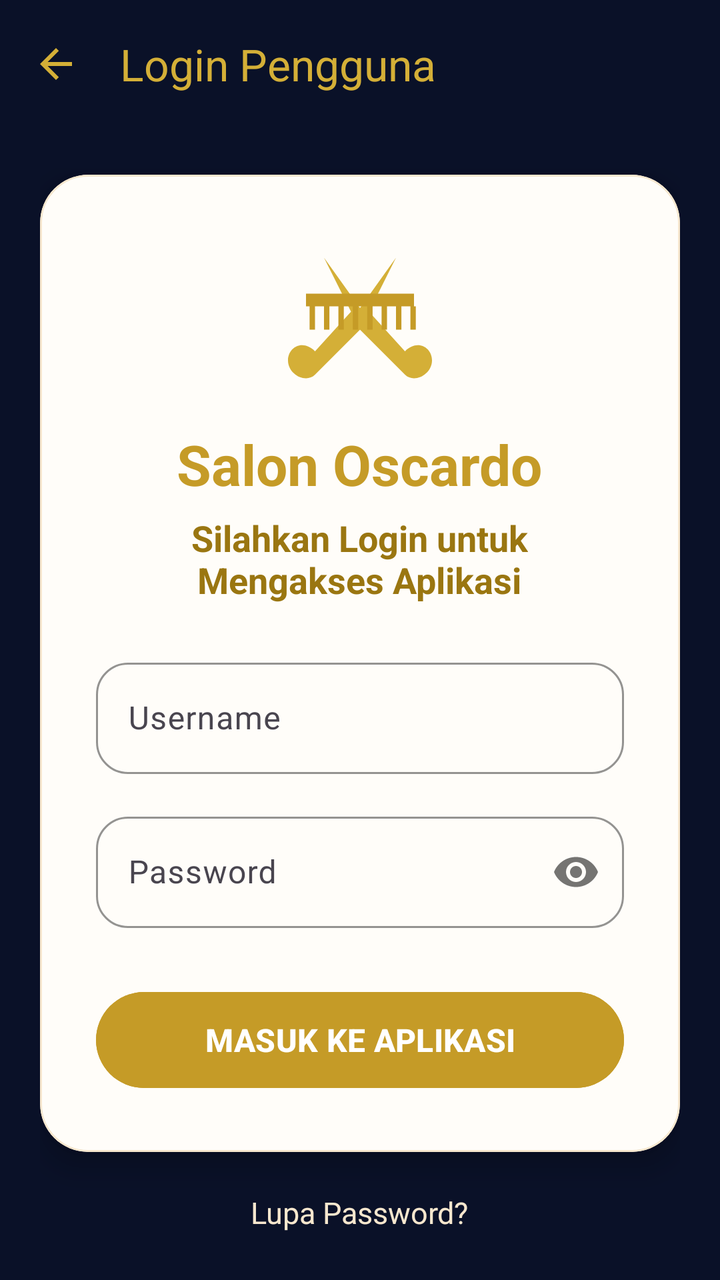
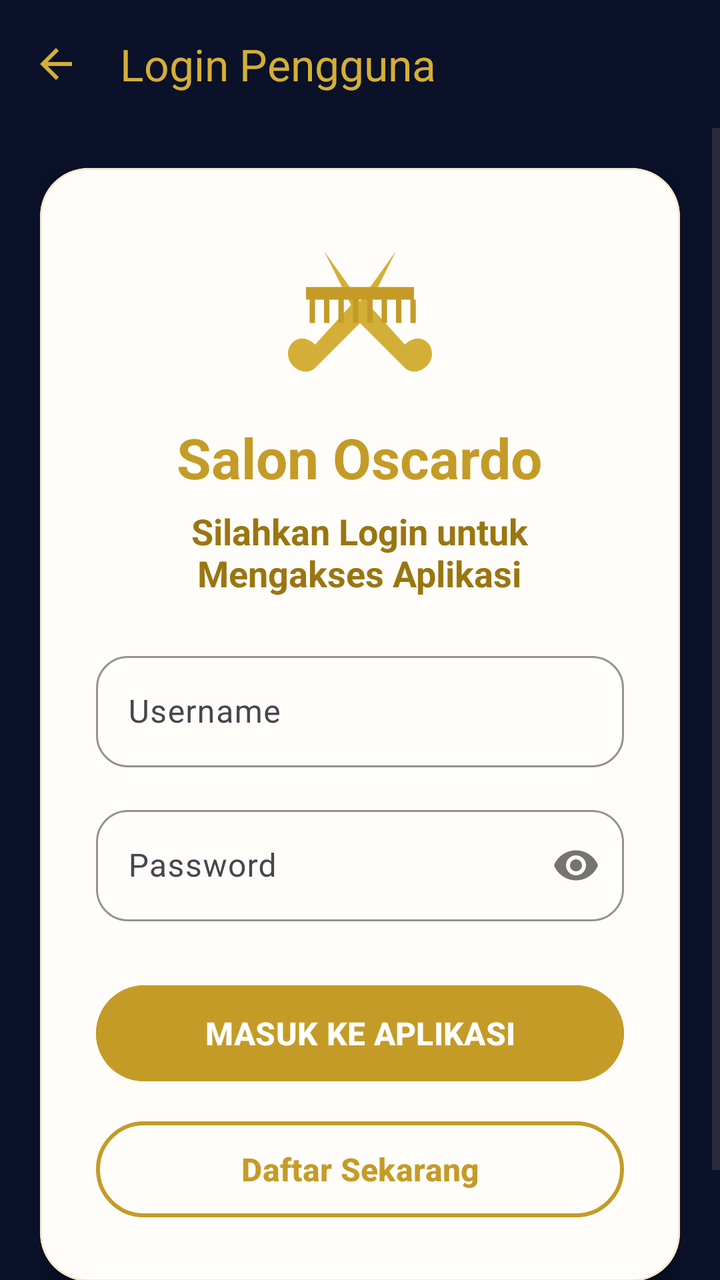

Before-and-after screenshots of an Android layout around one commit, followed by the original layout XML and the change that was made.
<!-- AndroidManifest.xml: application theme Theme.HIKChitato -->
<!-- res/layout/activity_auth.xml -->
<?xml version="1.0" encoding="utf-8"?>
<LinearLayout xmlns:android="http://schemas.android.com/apk/res/android"
    xmlns:app="http://schemas.android.com/apk/res-auto"
    xmlns:tools="http://schemas.android.com/tools"
    android:layout_width="match_parent"
    android:layout_height="match_parent"
    android:background="@color/oscardo_navy_dark"
    android:orientation="vertical"
    tools:context=".AuthActivity">

    
    <com.google.android.material.appbar.MaterialToolbar
        android:id="@+id/toolbar_auth"
        android:layout_width="match_parent"
        android:layout_height="wrap_content"
        android:background="@color/oscardo_navy_dark"
        app:navigationIcon="@drawable/ic_back"
        app:title="@string/title_login"
        app:titleTextColor="@color/oscardo_gold_bright" />

    <ScrollView
        android:layout_width="match_parent"
        android:layout_height="match_parent"
        android:fillViewport="true">

        <LinearLayout
            android:layout_width="match_parent"
            android:layout_height="wrap_content"
            android:gravity="center"
            android:orientation="vertical"
            android:padding="20dp">

            
            <com.google.android.material.card.MaterialCardView
                android:layout_width="match_parent"
                android:layout_height="wrap_content"
                app:cardBackgroundColor="@color/oscardo_card_cream"
                app:cardCornerRadius="24dp"
                app:cardElevation="8dp"
                app:strokeColor="@color/oscardo_gold_light"
                app:strokeWidth="1dp">

                <LinearLayout
                    android:layout_width="match_parent"
                    android:layout_height="wrap_content"
                    android:gravity="center_horizontal"
                    android:orientation="vertical"
                    android:padding="28dp">

                    <ImageView
                        android:id="@+id/img_auth_logo"
                        android:layout_width="90dp"
                        android:layout_height="90dp"
                        android:contentDescription="@string/app_name"
                        android:src="@drawable/ic_salon_scissors_comb" />

                    <TextView
                        android:layout_width="wrap_content"
                        android:layout_height="wrap_content"
                        android:layout_marginTop="8dp"
                        android:text="@string/app_name"
                        android:textColor="@color/oscardo_gold_primary"
                        android:textSize="28sp"
                        android:textStyle="bold" />

                    <TextView
                        android:layout_width="wrap_content"
                        android:layout_height="wrap_content"
                        android:layout_marginTop="6dp"
                        android:gravity="center"
                        android:text="@string/login_sub_title"
                        android:textColor="@color/oscardo_gold_dark"
                        android:textSize="18sp"
                        android:textStyle="bold" />

                    <com.google.android.material.textfield.TextInputLayout
                        android:id="@+id/til_username"
                        style="@style/Widget.Material3.TextInputLayout.OutlinedBox"
                        android:layout_width="match_parent"
                        android:layout_height="wrap_content"
                        android:layout_marginTop="24dp"
                        android:hint="@string/hint_username"
                        app:boxCornerRadiusBottomEnd="16dp"
                        app:boxCornerRadiusBottomStart="16dp"
                        app:boxCornerRadiusTopEnd="16dp"
                        app:boxCornerRadiusTopStart="16dp"
                        app:boxStrokeColor="@color/oscardo_gold_primary"
                        app:hintTextColor="@color/oscardo_gold_dark">

                        <com.google.android.material.textfield.TextInputEditText
                            android:id="@+id/edt_username"
                            android:layout_width="match_parent"
                            android:layout_height="wrap_content"
                            android:inputType="textPersonName"
                            android:textColor="@color/oscardo_text_dark" />
                    </com.google.android.material.textfield.TextInputLayout>

                    <com.google.android.material.textfield.TextInputLayout
                        android:id="@+id/til_password"
                        style="@style/Widget.Material3.TextInputLayout.OutlinedBox"
                        android:layout_width="match_parent"
                        android:layout_height="wrap_content"
                        android:layout_marginTop="16dp"
                        android:hint="@string/hint_password"
                        app:boxCornerRadiusBottomEnd="16dp"
                        app:boxCornerRadiusBottomStart="16dp"
                        app:boxCornerRadiusTopEnd="16dp"
                        app:boxCornerRadiusTopStart="16dp"
                        app:boxStrokeColor="@color/oscardo_gold_primary"
                        app:hintTextColor="@color/oscardo_gold_dark"
                        app:passwordToggleEnabled="true">

                        <com.google.android.material.textfield.TextInputEditText
                            android:id="@+id/edt_password"
                            android:layout_width="match_parent"
                            android:layout_height="wrap_content"
                            android:inputType="textPassword"
                            android:textColor="@color/oscardo_text_dark" />
                    </com.google.android.material.textfield.TextInputLayout>

                    <com.google.android.material.button.MaterialButton
                        android:id="@+id/btnlogin"
                        android:layout_width="match_parent"
                        android:layout_height="56dp"
                        android:layout_marginTop="28dp"
                        android:backgroundTint="@color/oscardo_gold_primary"
                        android:text="@string/btn_login_text"
                        android:textColor="@color/white"
                        android:textSize="16sp"
                        android:textStyle="bold"
                        app:cornerRadius="28dp" />

                </LinearLayout>
            </com.google.android.material.card.MaterialCardView>

            <TextView
                android:layout_width="wrap_content"
                android:layout_height="wrap_content"
                android:layout_marginTop="20dp"
                android:text="@string/forgot_password"
                android:textColor="@color/oscardo_gold_light"
                android:textSize="15sp" />

        </LinearLayout>
    </ScrollView>
</LinearLayout>
<!-- resources referenced by this layout -->
<resources>
  <color name="oscardo_card_cream">#FFFDF9</color>
  <color name="oscardo_gold_bright">#D4AF37</color>
  <color name="oscardo_gold_dark">#9A7611</color>
  <color name="oscardo_gold_light">#F7E7CE</color>
  <color name="oscardo_gold_primary">#C59B27</color>
  <color name="oscardo_navy_dark">#0A1128</color>
  <color name="oscardo_text_dark">#1A1A1A</color>
  <color name="white">#FFFFFFFF</color>
  <!-- drawable ic_back (drawable) -->
  <vector xmlns:android="http://schemas.android.com/apk/res/android"
      android:width="24dp"
      android:height="24dp"
      android:viewportWidth="24"
      android:viewportHeight="24">
      <path
          android:fillColor="#D4AF37"
          android:pathData="M20,11H7.83L13.42,5.41L12,4L4,12L12,20L13.41,18.59L7.83,13H20V11Z" />
  </vector>
  <!-- drawable ic_salon_scissors_comb (drawable) -->
  <vector xmlns:android="http://schemas.android.com/apk/res/android"
      android:width="120dp"
      android:height="120dp"
      android:viewportWidth="100"
      android:viewportHeight="100">
      
      <path
          android:fillColor="#D4AF37"
          android:pathData="M 30,15 L 55,50 L 25,80 C 20,85 10,80 10,72 C 10,65 18,60 25,67 L 45,45 L 30,15 Z" />
      
      <path
          android:fillColor="#D4AF37"
          android:pathData="M 70,15 L 45,50 L 75,80 C 80,85 90,80 90,72 C 90,65 82,60 75,67 L 55,45 L 70,15 Z" />
      
      <path
          android:fillColor="#C59B27"
          android:pathData="M 20,35 H 80 V 42 H 20 Z M 22,42 H 25 V 55 H 22 Z M 30,42 H 33 V 55 H 30 Z M 38,42 H 41 V 55 H 38 Z M 46,42 H 49 V 55 H 46 Z M 54,42 H 57 V 55 H 54 Z M 62,42 H 65 V 55 H 62 Z M 70,42 H 73 V 55 H 70 Z M 78,42 H 81 V 55 H 78 Z" />
  </vector>
  <string name="app_name">Salon Oscardo</string>
  <string name="btn_login_text">MASUK KE APLIKASI</string>
  <string name="forgot_password">Lupa Password?</string>
  <string name="hint_password">Password</string>
  <string name="hint_username">Username</string>
  <string name="login_sub_title">Silahkan Login untuk\nMengakses Aplikasi</string>
  <string name="title_login">Login Pengguna</string>
  <style name="Theme.HIKChitato" parent="Base.Theme.HIKChitato" />
  <style name="Base.Theme.HIKChitato" parent="Theme.Material3.DayNight.NoActionBar">
          
          <item name="colorPrimary">@color/oscardo_navy_dark</item>
          <item name="colorOnPrimary">@color/oscardo_gold_bright</item>
          <item name="colorPrimaryContainer">@color/oscardo_navy_medium</item>
          <item name="colorOnPrimaryContainer">@color/oscardo_gold_light</item>
  
          
          <item name="colorSecondary">@color/oscardo_gold_bright</item>
          <item name="colorOnSecondary">@color/oscardo_navy_dark</item>
  
          
          <item name="android:windowBackground">@color/oscardo_cream_bg</item>
  
          
          <item name="toolbarStyle">@style/Widget.Oscardo.Toolbar</item>
      </style>
  <color name="oscardo_navy_medium">#0F1C2E</color>
  <color name="oscardo_cream_bg">#F7F4EB</color>
  <style name="Widget.Oscardo.Toolbar" parent="Widget.Material3.Toolbar">
          <item name="titleTextColor">@color/oscardo_gold_bright</item>
          <item name="subtitleTextColor">@color/oscardo_gold_light</item>
          <item name="background">@color/oscardo_navy_dark</item>
      </style>
</resources>

<!-- the commit's change to res/layout/activity_auth.xml (unified diff, before → after) -->
@@ -8,7 +8,6 @@
     android:orientation="vertical"
     tools:context=".AuthActivity">
 
-    
     <com.google.android.material.appbar.MaterialToolbar
         android:id="@+id/toolbar_auth"
         android:layout_width="match_parent"
@@ -30,7 +29,6 @@
             android:orientation="vertical"
             android:padding="20dp">
 
-            
             <com.google.android.material.card.MaterialCardView
                 android:layout_width="match_parent"
                 android:layout_height="wrap_content"
@@ -130,6 +128,20 @@
                         android:textStyle="bold"
                         app:cornerRadius="28dp" />
 
+                    <com.google.android.material.button.MaterialButton
+                        android:id="@+id/btn_register"
+                        style="@style/Widget.Material3.Button.OutlinedButton"
+                        android:layout_width="match_parent"
+                        android:layout_height="56dp"
+                        android:layout_marginTop="12dp"
+                        android:text="Daftar Sekarang"
+                        android:textColor="@color/oscardo_gold_primary"
+                        android:textSize="16sp"
+                        android:textStyle="bold"
+                        app:cornerRadius="28dp"
+                        app:strokeColor="@color/oscardo_gold_primary"
+                        app:strokeWidth="2dp" />
+
                 </LinearLayout>
             </com.google.android.material.card.MaterialCardView>
 
